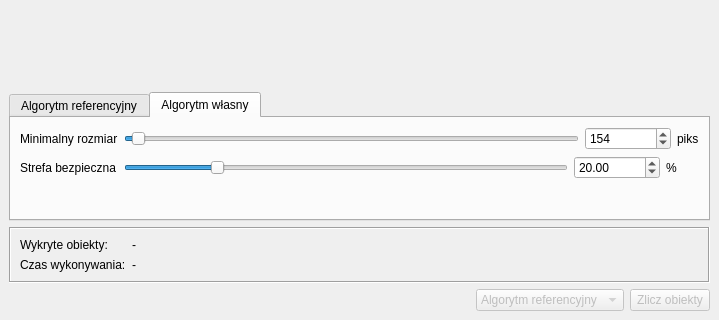
Before: the Qt Designer form ui/main_window.ui in MicKlu/pd-vision, drawn with Qt 5; both pictures show x 0 to 719 and y 217 to 537 of the 719 by 537 pixel window.
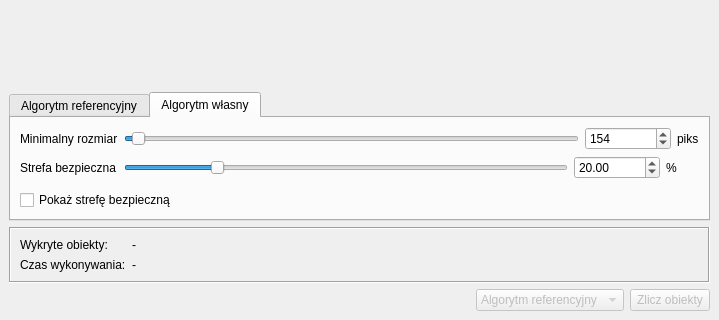
After: the same form once the commit is applied. The open tabs and pages were chosen to show the change. Custom widgets are drawn as their Qt base class.

Commit message: Preview image in new window

```diff
--- a/ui/main_window.ui
+++ b/ui/main_window.ui
@@ -610,6 +610,16 @@
           </item>
          </layout>
         </item>
+        <item>
+         <widget class="QCheckBox" name="safeAreaDisplayCheck">
+          <property name="enabled">
+           <bool>true</bool>
+          </property>
+          <property name="text">
+           <string>Pokaż strefę bezpieczną</string>
+          </property>
+         </widget>
+        </item>
        </layout>
       </widget>
      </widget>
```
Left out of the diff: 18 changed lines with no effect on the pictures. The commit also changes 3 other files.
